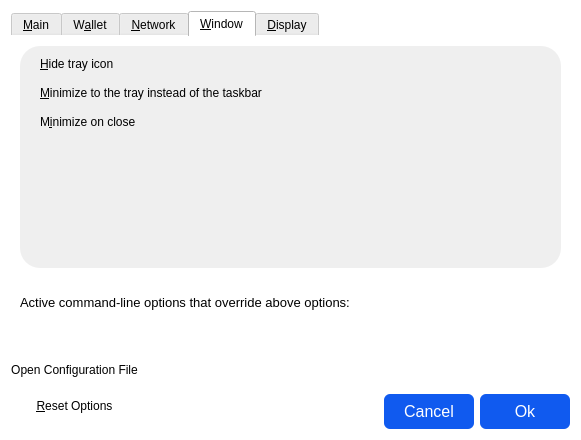
Old version of the form src/qt/forms/optionsdialog.ui in the repository Veil-Project/veil.
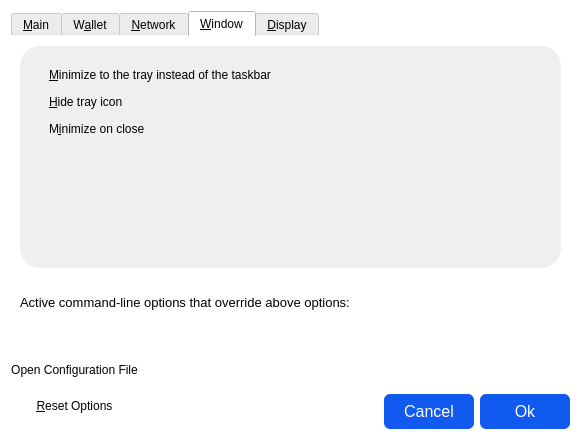
New version of the form. The open tabs and pages were chosen to show the change. Icons and pictures are not drawn. Custom widgets are drawn as their Qt base class.

Diff of the .ui file:
```diff
--- a/src/qt/forms/optionsdialog.ui
+++ b/src/qt/forms/optionsdialog.ui
@@ -762,7 +762,7 @@
          <property name="minimumSize">
           <size>
            <width>0</width>
-           <height>0</height>
+           <height>100</height>
           </size>
          </property>
          <property name="styleSheet">
@@ -778,63 +778,96 @@
          <property name="frameShadow">
           <enum>QFrame::Raised</enum>
          </property>
+         <layout class="QVBoxLayout" name="verticalLayout_77">
+          <property name="leftMargin">
+           <number>0</number>
+          </property>
+          <property name="topMargin">
+           <number>0</number>
+          </property>
+          <property name="rightMargin">
+           <number>0</number>
+          </property>
+          <property name="bottomMargin">
+           <number>0</number>
+          </property>
+          <item>
+            <widget class="QFrame" name="frame_9">
+              <property name="minimumSize">
+                <size>
+                  <width>0</width>
+                  <height>0</height>
+                </size>
+              </property>
+              <property name="styleSheet">
+                <string notr="true">background-color:transparent;</string>
+              </property>
+              <property name="frameShape">
+                <enum>QFrame::StyledPanel</enum>
+              </property>
+              <property name="frameShadow">
+                <enum>QFrame::Raised</enum>
+              </property>
+              <layout class="QVBoxLayout" name="verticalLayout_10">
+                <property name="leftMargin">
+                  <number>0</number>
+                </property>
+                <property name="topMargin">
+                  <number>0</number>
+                </property>
+                <property name="rightMargin">
+                  <number>0</number>
+                </property>
+                <property name="bottomMargin">
+                  <number>0</number>
+                </property>
+                <item>
          <widget class="QCheckBox" name="minimizeToTray">
-          <property name="geometry">
-           <rect>
-            <x>0</x>
-            <y>32</y>
-            <width>533</width>
-            <height>23</height>
-           </rect>
-          </property>
           <property name="toolTip">
            <string>Show only a tray icon after minimizing the window.</string>
           </property>
-          <property name="styleSheet">
-           <string notr="true">background-color:transparent;</string>
-          </property>
           <property name="text">
            <string>&amp;Minimize to the tray instead of the taskbar</string>
           </property>
          </widget>
+                </item>
+                <item>
          <widget class="QCheckBox" name="hideTrayIcon">
-          <property name="geometry">
-           <rect>
-            <x>0</x>
-            <y>3</y>
-            <width>533</width>
-            <height>23</height>
-           </rect>
-          </property>
           <property name="toolTip">
            <string>Hide the icon from the system tray.</string>
           </property>
-          <property name="styleSheet">
-           <string notr="true">background-color:transparent;</string>
-          </property>
           <property name="text">
            <string>&amp;Hide tray icon</string>
           </property>
          </widget>
+                </item>
+                <item>
          <widget class="QCheckBox" name="minimizeOnClose">
-          <property name="geometry">
-           <rect>
-            <x>0</x>
-            <y>61</y>
-            <width>533</width>
-            <height>23</height>
-           </rect>
-          </property>
           <property name="toolTip">
            <string>Minimize instead of exit the application when the window is closed. When this option is enabled, the application will be closed only after selecting Exit in the menu.</string>
           </property>
-          <property name="styleSheet">
-           <string notr="true">background-color:transparent;</string>
-          </property>
           <property name="text">
            <string>M&amp;inimize on close</string>
           </property>
          </widget>
+                </item>
+                <item>
+                 <spacer name="verticalSpacer_2">
+                  <property name="orientation">
+                   <enum>Qt::Vertical</enum>
+                  </property>
+                  <property name="sizeHint" stdset="0">
+                   <size>
+                    <width>20</width>
+                    <height>40</height>
+                   </size>
+                  </property>
+                 </spacer>
+                </item>
+              </layout>
+            </widget>
+           </item>
+         </layout>
         </widget>
        </item>
       </layout>
```
Left out of the diff: 36 changed lines with no effect on the pictures. Lines whose indentation alone changed are shown as unchanged.
